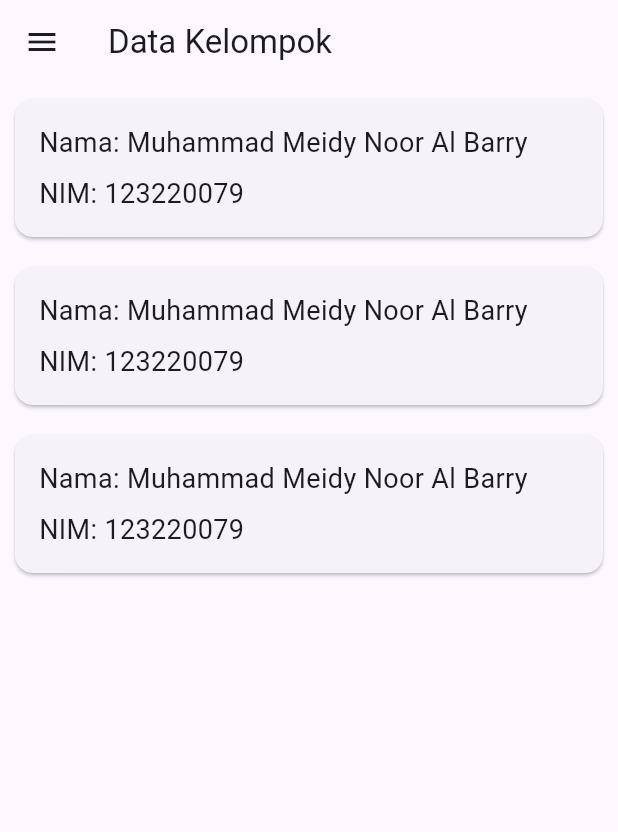
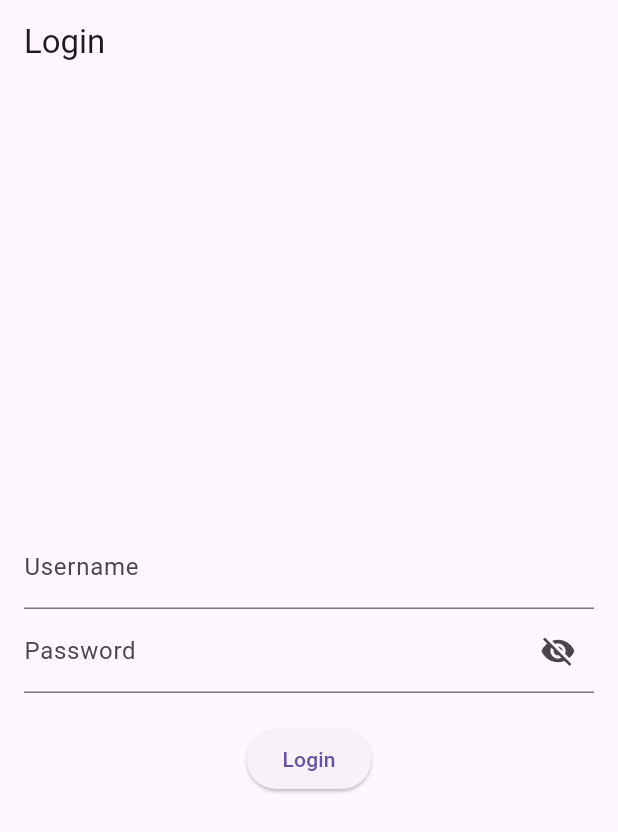
Before and after one commit to EndPx/mobile_tugas1, a Flutter app: the screen it shows after launch, on a phone screen of 412 x 824 dp. Shown: the top 832 px of the screen. Run offline on Flutter 3.47's test engine with Material 3 defaults, Android fonts, the phone set to English and light mode, and no system bars.

Commit message:
menu login

```diff
--- a/lib/data_anggota.dart
+++ b/lib/data_anggota.dart
@@ -3,8 +3,8 @@ import 'package:flutter/material.dart';
 class DataKelompokPage extends StatelessWidget {
   final List<Map<String, String>> anggota = [
     {'nama': 'Muhammad Meidy Noor Al Barry', 'nim': '123220079'},
-    {'nama': 'Muhammad Meidy Noor Al Barry', 'nim': '123220079'},
-    {'nama': 'Muhammad Meidy Noor Al Barry', 'nim': '123220079'},
+    {'nama': 'Josua Waruwu', 'nim': '123220083'},
+    {'nama': 'Rayan Luqman Hakim', 'nim': '123220100'},
   ];
 
   @override
--- /dev/null
+++ b/lib/login.dart
@@ -0,0 +1,71 @@
+import 'package:flutter/material.dart';
+import 'main.dart';
+
+class LoginScreen extends StatefulWidget {
+  @override
+  _LoginScreenState createState() => _LoginScreenState();
+}
+
+class _LoginScreenState extends State<LoginScreen> {
+  final TextEditingController _usernameController = TextEditingController();
+  final TextEditingController _passwordController = TextEditingController();
+  bool _isObscure = true;
+
+  void _login() {
+    String username = _usernameController.text;
+    String password = _passwordController.text;
+
+    if ((username == "albary" && password == "nim79") ||
+        (username == "josua" && password == "nim83") ||
+        (username == "rayan" && password == "nim100")) {
+      Navigator.pushReplacement(
+        context,
+        MaterialPageRoute(builder: (context) => MainPage()),
+      );
+    } else {
+      ScaffoldMessenger.of(context).showSnackBar(
+        SnackBar(content: Text("Username atau password salah")),
+      );
+    }
+  }
+
+  @override
+  Widget build(BuildContext context) {
+    return Scaffold(
+      appBar: AppBar(title: Text("Login")),
+      body: Padding(
+        padding: EdgeInsets.all(16.0),
+        child: Column(
+          mainAxisAlignment: MainAxisAlignment.center,
+          children: [
+            TextField(
+              controller: _usernameController,
+              decoration: InputDecoration(labelText: "Username"),
+            ),
+            TextField(
+              controller: _passwordController,
+              decoration: InputDecoration(
+                labelText: "Password",
+                suffixIcon: IconButton(
+                  icon: Icon(
+                      _isObscure ? Icons.visibility_off : Icons.visibility),
+                  onPressed: () {
+                    setState(() {
+                      _isObscure = !_isObscure;
+                    });
+                  },
+                ),
+              ),
+              obscureText: _isObscure,
+            ),
+            SizedBox(height: 20),
+            ElevatedButton(
+              onPressed: _login,
+              child: Text("Login"),
+            ),
+          ],
+        ),
+      ),
+    );
+  }
+}
--- a/lib/main.dart
+++ b/lib/main.dart
@@ -3,6 +3,7 @@ import 'data_anggota.dart';
 import 'menu_tambah_kurang.dart';
 import 'menu_ganjil_genap.dart';
 import 'menu_total_angka.dart';
+import 'login.dart';
 
 void main() {
   runApp(MyApp());
@@ -17,7 +18,7 @@ class MyApp extends StatelessWidget {
       theme: ThemeData(
         primarySwatch: Colors.blue,
       ),
-      home: MainPage(),
+      home: LoginScreen(),
     );
   }
 }
```
Also changed, not shown: 1 other file.
